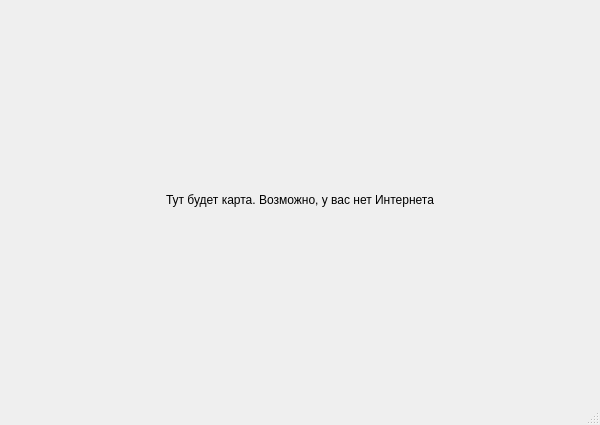
Before: the Qt Designer form design.ui in VND0/maps-qt, drawn with Qt 5.
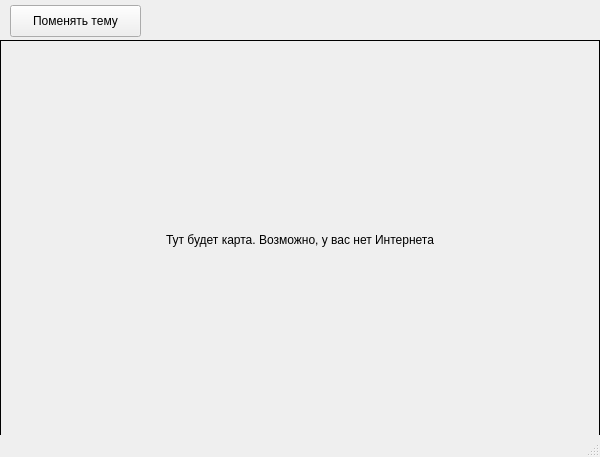
After: the same form once the commit is applied.

What changed in the file:
```diff
--- a/design.ui
+++ b/design.ui
@@ -7,7 +7,7 @@
     <x>0</x>
     <y>0</y>
     <width>600</width>
-    <height>425</height>
+    <height>457</height>
    </rect>
   </property>
   <property name="windowTitle">
@@ -18,7 +18,7 @@
     <property name="geometry">
      <rect>
       <x>0</x>
-      <y>0</y>
+      <y>40</y>
       <width>600</width>
       <height>400</height>
      </rect>
@@ -28,6 +28,9 @@
       <kerning>true</kerning>
      </font>
     </property>
+    <property name="frameShape">
+     <enum>QFrame::Box</enum>
+    </property>
     <property name="text">
      <string>Тут будет карта. Возможно, у вас нет Интернета</string>
     </property>
@@ -35,6 +38,19 @@
      <set>Qt::AlignCenter</set>
     </property>
    </widget>
+   <widget class="QPushButton" name="theme_switcher">
+    <property name="geometry">
+     <rect>
+      <x>10</x>
+      <y>5</y>
+      <width>131</width>
+      <height>32</height>
+     </rect>
+    </property>
+    <property name="text">
+     <string>Поменять тему</string>
+    </property>
+   </widget>
   </widget>
   <widget class="QStatusBar" name="statusbar"/>
  </widget>
```
